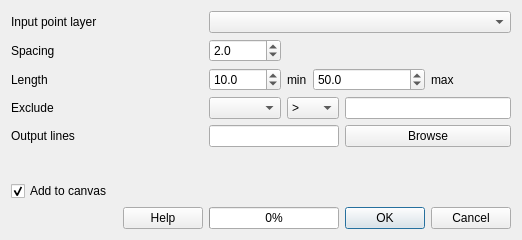
This is slack_trees_dialog_base.ui in tobijjah/SlackTrees as Qt 5 draws it before an edit. The edited form follows.
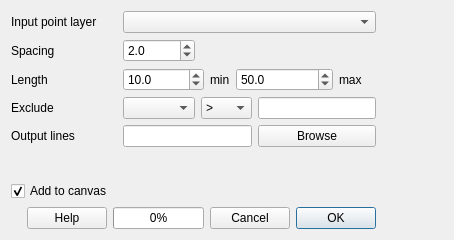
This is the edited form. Custom widgets are drawn as their Qt base class.

Commit message: Ok button

The edit to the form file:
```diff
--- a/slack_trees_dialog_base.ui
+++ b/slack_trees_dialog_base.ui
@@ -6,7 +6,7 @@
    <rect>
     <x>0</x>
     <y>0</y>
-    <width>522</width>
+    <width>454</width>
     <height>240</height>
    </rect>
   </property>
@@ -14,14 +14,14 @@
    <string>SlackTrees</string>
   </property>
   <layout class="QGridLayout" name="gridLayout">
-   <item row="0" column="0">
+   <item row="0" column="0" colspan="2">
     <widget class="QLabel" name="InputLabel">
      <property name="text">
       <string>Input point layer</string>
      </property>
     </widget>
    </item>
-   <item row="0" column="1" colspan="5">
+   <item row="0" column="2" colspan="7">
     <widget class="QgsMapLayerComboBox" name="InputMapLayerComboBox">
      <property name="sizePolicy">
       <sizepolicy hsizetype="Expanding" vsizetype="Fixed">
@@ -44,7 +44,7 @@
      </property>
     </widget>
    </item>
-   <item row="1" column="1">
+   <item row="1" column="2">
     <widget class="QgsDoubleSpinBox" name="SpacingDoubleSpinBox">
      <property name="decimals">
       <number>1</number>
@@ -67,14 +67,14 @@
      </property>
     </widget>
    </item>
-   <item row="4" column="1" colspan="3">
+   <item row="4" column="2" colspan="4">
     <widget class="QLineEdit" name="OutputLIneEdit">
      <property name="readOnly">
       <bool>true</bool>
      </property>
     </widget>
    </item>
-   <item row="2" column="1">
+   <item row="2" column="2" colspan="2">
     <widget class="QgsDoubleSpinBox" name="LengthMinDoubleSpinBox">
      <property name="decimals">
       <number>1</number>
@@ -90,14 +90,14 @@
      </property>
     </widget>
    </item>
-   <item row="2" column="2">
+   <item row="2" column="4">
     <widget class="QLabel" name="LengthMinLabel">
      <property name="text">
       <string>min</string>
      </property>
     </widget>
    </item>
-   <item row="2" column="3" colspan="2">
+   <item row="2" column="5" colspan="3">
     <widget class="QgsDoubleSpinBox" name="LengthMaxDoubleSpinBox">
      <property name="decimals">
       <number>1</number>
@@ -119,7 +119,7 @@
      </property>
     </widget>
    </item>
-   <item row="2" column="5">
+   <item row="2" column="8">
     <widget class="QLabel" name="LengthMaxLabel">
      <property name="text">
       <string>max</string>
@@ -133,10 +133,10 @@
      </property>
     </widget>
    </item>
-   <item row="3" column="1">
+   <item row="3" column="2">
     <widget class="QgsFieldComboBox" name="ExcludeFieldComboBox"/>
    </item>
-   <item row="3" column="2" colspan="2">
+   <item row="3" column="3" colspan="3">
     <widget class="QComboBox" name="ExcludeComboBox">
      <item>
       <property name="text">
@@ -170,7 +170,7 @@
      </item>
     </widget>
    </item>
-   <item row="3" column="4" colspan="2">
+   <item row="3" column="6" colspan="3">
     <widget class="QLineEdit" name="ExcludeLineEdit"/>
    </item>
    <item row="4" column="0">
@@ -180,14 +180,14 @@
      </property>
     </widget>
    </item>
-   <item row="4" column="4" colspan="2">
+   <item row="4" column="6" colspan="3">
     <widget class="QPushButton" name="OutputBrowseButton">
      <property name="text">
       <string>Browse</string>
      </property>
     </widget>
    </item>
-   <item row="6" column="0">
+   <item row="6" column="0" colspan="2">
     <widget class="QCheckBox" name="CanvasCheckBox">
      <property name="text">
       <string>Add to canvas</string>
@@ -197,27 +197,34 @@
      </property>
     </widget>
    </item>
-   <item row="8" column="0">
+   <item row="7" column="0">
     <widget class="QDialogButtonBox" name="HelpButton">
      <property name="standardButtons">
       <set>QDialogButtonBox::Help</set>
      </property>
     </widget>
    </item>
-   <item row="8" column="1" colspan="3">
+   <item row="7" column="1" colspan="3">
     <widget class="QProgressBar" name="ProgressBar">
      <property name="value">
       <number>0</number>
      </property>
     </widget>
    </item>
-   <item row="8" column="4" colspan="2">
-    <widget class="QDialogButtonBox" name="CancelOkButtons">
+   <item row="7" column="4" colspan="3">
+    <widget class="QDialogButtonBox" name="CancelButton">
      <property name="orientation">
       <enum>Qt::Horizontal</enum>
      </property>
      <property name="standardButtons">
-      <set>QDialogButtonBox::Cancel|QDialogButtonBox::Ok</set>
+      <set>QDialogButtonBox::Cancel</set>
+     </property>
+    </widget>
+   </item>
+   <item row="7" column="7" colspan="2">
+    <widget class="QDialogButtonBox" name="OkButton">
+     <property name="standardButtons">
+      <set>QDialogButtonBox::Ok</set>
      </property>
     </widget>
    </item>
@@ -234,6 +241,19 @@
      </property>
     </spacer>
    </item>
+   <item row="2" column="9">
+    <spacer name="horizontalSpacer">
+     <property name="orientation">
+      <enum>Qt::Horizontal</enum>
+     </property>
+     <property name="sizeHint" stdset="0">
+      <size>
+       <width>40</width>
+       <height>20</height>
+      </size>
+     </property>
+    </spacer>
+   </item>
   </layout>
  </widget>
  <customwidgets>
```
Left out of the diff: 2 changed lines with no effect on the pictures.
